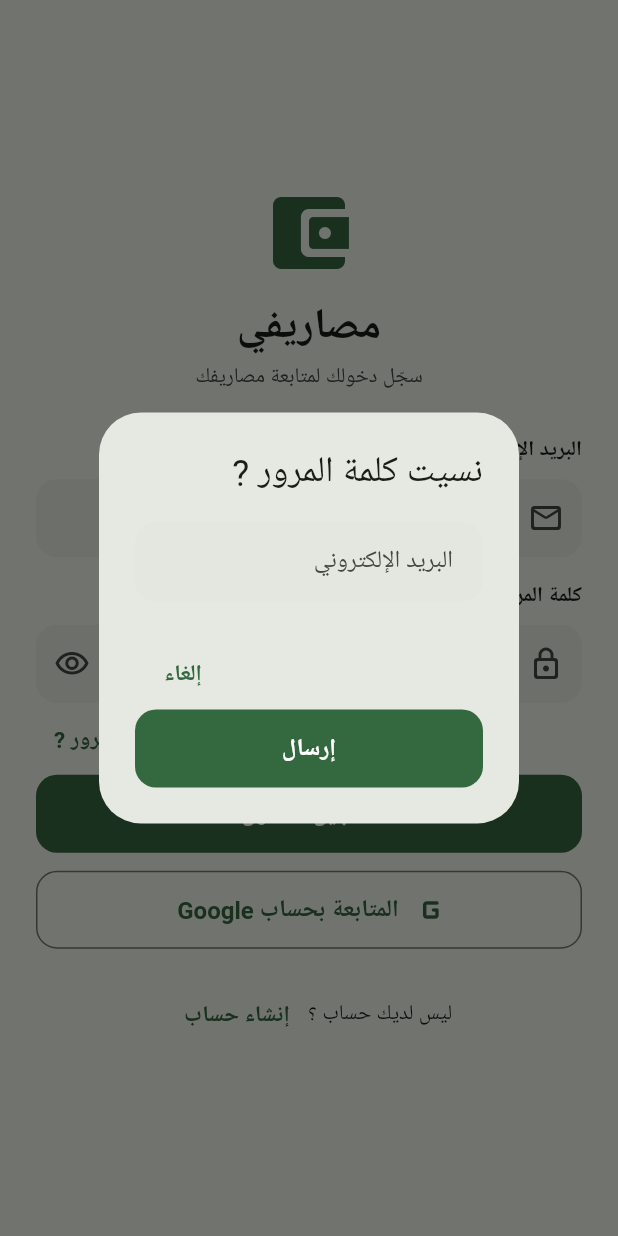
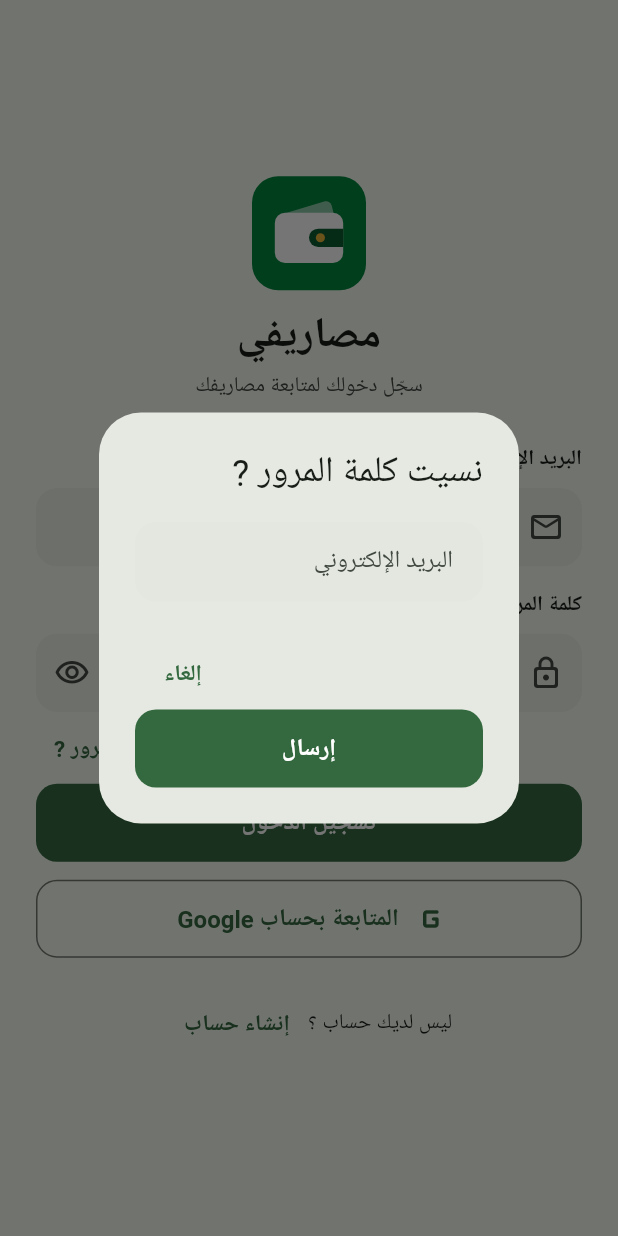
Before and after one commit to MerabetAbdelkarim/chehria, a Flutter app: the screen it shows after launch, after a tap on "نسيت كلمة المرور ?", on a phone screen of 412 x 824 dp. Run offline on Flutter 3.47's test engine with Material 3 defaults, Android fonts, the phone set to English and light mode, and no system bars; our stand-ins replace cloud_firestore, firebase_auth, firebase_core, firebase_crashlytics, fl_chart, flutter_local_notifications and 6 more; missing offline and left inert: excel, firebase_app_check; accounts and stored records are empty.

Commit message:
New app icon and in-app logo: wallet with a gold clasp
- Launcher icons for Android (legacy, adaptive, Android 13 themed) and iOS
  generated from assets/brand/ with flutter_launcher_icons
- AppLogo widget on the sign-in screen; iOS display name is now مصاريفي

```diff
--- /dev/null
+++ b/lib/core/widgets/app_logo.dart
@@ -0,0 +1,76 @@
+import 'package:flutter/material.dart';
+
+/// The Masarifi logo (wallet with a gold clasp), drawn as vectors so it stays
+/// sharp at any size. Same geometry as `assets/brand/icon.svg` (100×100).
+class AppLogo extends StatelessWidget {
+  const AppLogo({super.key, this.size = 72});
+
+  final double size;
+
+  @override
+  Widget build(BuildContext context) {
+    return Semantics(
+      image: true,
+      label: 'Masarifi',
+      child: SizedBox.square(
+        dimension: size,
+        child: const CustomPaint(painter: _AppLogoPainter()),
+      ),
+    );
+  }
+}
+
+class _AppLogoPainter extends CustomPainter {
+  const _AppLogoPainter();
+
+  static const _green = Color(0xFF00873D);
+  static const _greenDeep = Color(0xFF0B5D33);
+  static const _gold = Color(0xFFE8B23A);
+  static const _white = Color(0xFFFFFFFF);
+
+  @override
+  void paint(Canvas canvas, Size size) {
+    canvas.scale(size.width / 100, size.height / 100);
+
+    // Tile.
+    canvas.drawRRect(
+      RRect.fromRectAndRadius(
+        const Rect.fromLTWH(0, 0, 100, 100),
+        const Radius.circular(23),
+      ),
+      Paint()..color = _green,
+    );
+
+    // Note sticking out of the wallet.
+    final flap = Path()
+      ..moveTo(24, 34)
+      ..lineTo(64, 22)
+      ..arcToPoint(const Offset(70, 26), radius: const Radius.circular(5))
+      ..lineTo(72, 34)
+      ..close();
+    canvas.drawPath(flap, Paint()..color = _white.withValues(alpha: .55));
+
+    // Wallet body.
+    canvas.drawRRect(
+      RRect.fromRectAndRadius(
+        const Rect.fromLTWH(20, 32, 60, 44),
+        const Radius.circular(9),
+      ),
+      Paint()..color = _white,
+    );
+
+    // Clasp and its gold button.
+    final clasp = Path()
+      ..moveTo(58, 46)
+      ..lineTo(80, 46)
+      ..lineTo(80, 62)
+      ..lineTo(58, 62)
+      ..arcToPoint(const Offset(58, 46), radius: const Radius.circular(8))
+      ..close();
+    canvas.drawPath(clasp, Paint()..color = _greenDeep);
+    canvas.drawCircle(const Offset(60, 54), 4, Paint()..color = _gold);
+  }
+
+  @override
+  bool shouldRepaint(_AppLogoPainter oldDelegate) => false;
+}
--- a/lib/features/auth/presentation/sign_in_screen.dart
+++ b/lib/features/auth/presentation/sign_in_screen.dart
@@ -5,6 +5,7 @@ import '../../../core/errors/app_exception.dart';
 import '../../../core/providers/core_providers.dart';
 import '../../../core/providers/ui_providers.dart';
 import '../../../core/utils/validators.dart';
+import '../../../core/widgets/app_logo.dart';
 import '../../../core/widgets/app_text_field.dart';
 import '../../../core/widgets/confirm_dialog.dart';
 import 'sign_up_screen.dart';
@@ -111,11 +112,7 @@ class _SignInScreenState extends ConsumerState<SignInScreen> {
                 child: Column(
                   crossAxisAlignment: CrossAxisAlignment.stretch,
                   children: [
-                    Icon(
-                      Icons.account_balance_wallet_rounded,
-                      size: 64,
-                      color: theme.colorScheme.primary,
-                    ),
+                    const Center(child: AppLogo(size: 76)),
                     const SizedBox(height: 12),
                     Text(
                       s.appName,
```
Also changed, not shown: pubspec.yaml (+14 -0 lines), assets/brand/adaptive-foreground.png (added), assets/brand/adaptive-foreground.svg (added), assets/brand/adaptive-monochrome.png (added), assets/brand/adaptive-monochrome.svg (added), assets/brand/icon-ios.png (added), assets/brand/icon-ios.svg (added), assets/brand/icon.png (added), assets/brand/icon.svg (added), pubspec.lock, 42 other files.
